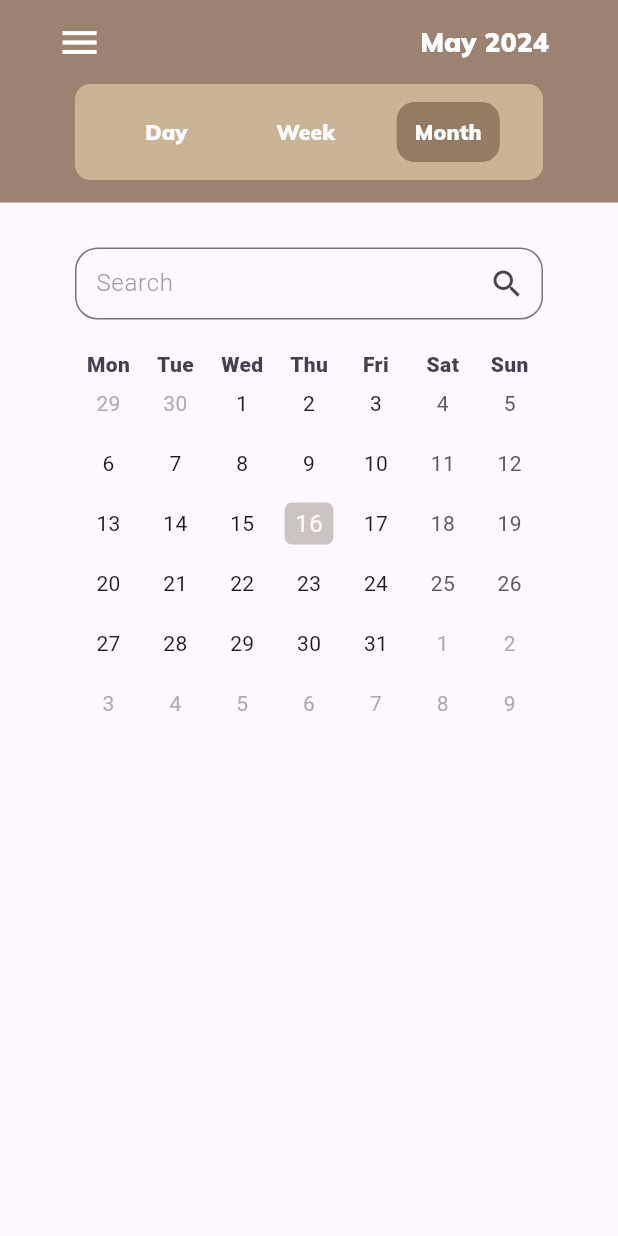
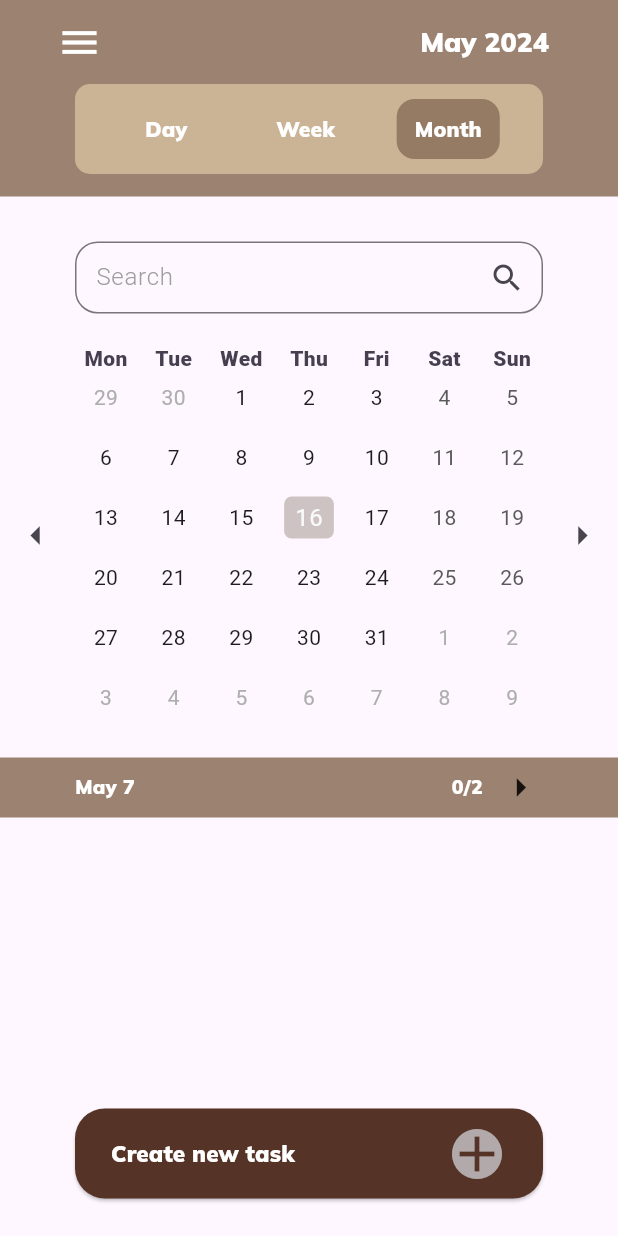
Before and after one commit to Polinaphlej02/calendar, a Flutter app: the screen it shows after launch, on a phone screen of 412 x 824 dp. Run offline on Flutter 3.47's test engine with Material 3 defaults, Android fonts, the phone set to English and light mode, and no system bars; drawn by our look-alikes of table_calendar; our stand-ins replace syncfusion_flutter_calendar.

Commit message:
floating action button

```diff
--- a/calendar_app/lib/static/colors.dart
+++ b/calendar_app/lib/static/colors.dart
@@ -4,4 +4,5 @@ class CalendarColors {
   static const Color mainBrown = Color.fromARGB(225, 143, 115, 94);
   static const Color lightBrown = Color.fromARGB(255, 203, 180, 149);
   static const Color darkBrown = Color.fromARGB(255, 85, 51, 39);
+  static const Color circleBrown = Color.fromARGB(225, 190, 186, 187);
 }
--- /dev/null
+++ b/calendar_app/lib/widgets/calendar_day.dart
@@ -0,0 +1,33 @@
+import 'package:flutter/material.dart';
+import 'package:syncfusion_flutter_calendar/calendar.dart';
+import 'package:table_calendar/table_calendar.dart';
+
+class CalendarWeek extends StatefulWidget {
+  const CalendarWeek({super.key});
+
+  @override
+  State<CalendarWeek> createState() => _CalendarWeekState();
+}
+
+class _CalendarWeekState extends State<CalendarWeek> {
+  TextStyle dayStyle = TextStyle(
+      color: Color.fromARGB(225, 46, 39, 57), fontWeight: FontWeight.w900);
+
+  DateTime _focusedDay = DateTime.now();
+  late DateTime _firstDay = DateTime.now().subtract(const Duration(days: 1000));
+  late DateTime _lastDay = DateTime.now().add(const Duration(days: 1000));
+
+
+
+  @override
+  Widget build(BuildContext context) {
+    return Padding(
+        padding: EdgeInsets.only(top: 20),
+        child:
+          Expanded(
+            child: SfCalendar(
+              view: CalendarView.month,
+            )),
+      );
+  }
+}
--- a/calendar_app/lib/widgets/calendar_month.dart
+++ b/calendar_app/lib/widgets/calendar_month.dart
@@ -1,5 +1,4 @@
 import 'package:flutter/material.dart';
-import 'package:flutter/widgets.dart';
 import 'package:table_calendar/table_calendar.dart';
 
 class CalendarMonth extends StatefulWidget {
@@ -11,38 +10,45 @@ class CalendarMonth extends StatefulWidget {
 
 class _CalendarMonthState extends State<CalendarMonth> {
   TextStyle dayStyle = TextStyle(
-    color: Color.fromARGB(225, 46, 39, 57),
-    fontWeight: FontWeight.w900
-    );
+      color: Color.fromARGB(225, 46, 39, 57), fontWeight: FontWeight.w900);
 
   DateTime _focusedDay = DateTime.now();
   late DateTime _firstDay = DateTime.now().subtract(const Duration(days: 1000));
   late DateTime _lastDay = DateTime.now().add(const Duration(days: 1000));
 
+
+
+
   @override
   Widget build(BuildContext context) {
     return Padding(
-      padding: EdgeInsets.only(left: 50, right: 50, top: 20),
-      child:  TableCalendar(
+        padding: EdgeInsets.only(top: 20, bottom: 20),
+        child: Row(
+          children: [
+          IconButton(onPressed: () => {}, icon: Icon(Icons.arrow_left,size: 30,)),
+          Expanded(
+            child: TableCalendar(
               focusedDay: _focusedDay,
               firstDay: _firstDay,
               lastDay: _lastDay,
               rowHeight: 40,
+              calendarFormat: CalendarFormat.month,
               daysOfWeekStyle: DaysOfWeekStyle(
                 weekdayStyle: dayStyle,
                 weekendStyle: dayStyle,
               ),
-        calendarStyle: CalendarStyle(
+              calendarStyle: const CalendarStyle(
                   todayDecoration: BoxDecoration(
                 color: Color.fromARGB(225, 199, 188, 186),
                 shape: BoxShape.rectangle,
                 borderRadius: BorderRadius.all(Radius.circular(5)),
-          )
-        ),
+              )),
               startingDayOfWeek: StartingDayOfWeek.monday,
               sixWeekMonthsEnforced: true,
               headerVisible: false,
             ),
-);
+          ),
+          IconButton(onPressed: (){}, icon: Icon(Icons.arrow_right,size: 30,)),
+        ]));
   }
 }
--- /dev/null
+++ b/calendar_app/lib/widgets/line_widget.dart
@@ -0,0 +1,36 @@
+import 'package:calendar_app/static/colors.dart';
+import 'package:flutter/material.dart';
+
+class LineWidget extends StatefulWidget {
+  const LineWidget({super.key});
+
+  @override
+  State<LineWidget> createState() => _MyWidgetState();
+}
+
+class _MyWidgetState extends State<LineWidget> {
+  static const TextStyle lineTextStyle = TextStyle(
+    fontFamily: "Mulish-VariableFont_wght",
+    fontWeight: FontWeight.w900,
+    fontSize: 13,
+    color: Colors.white,
+  );
+
+  @override
+  Widget build(BuildContext context) {
+    return Container(
+      color: CalendarColors.mainBrown,
+      child: const Padding(
+        padding: EdgeInsets.symmetric(horizontal: 50, vertical: 5),
+        child:Row(
+        children: [
+        Expanded(child: Text("May 7", style: lineTextStyle,)),
+        Text("0/2", style: lineTextStyle,),
+        SizedBox(
+          width: 10,
+        ),
+        Icon(Icons.arrow_right,size: 30,),
+      ],),
+    ));
+  }
+}
--- a/calendar_app/lib/widgets/screen_widget.dart
+++ b/calendar_app/lib/widgets/screen_widget.dart
@@ -1,7 +1,9 @@
 import 'package:calendar_app/static/colors.dart';
 import 'package:calendar_app/widgets/calendar_month.dart';
+import 'package:calendar_app/widgets/line_widget.dart';
 import 'package:calendar_app/widgets/switcher_widget.dart';
 import 'package:flutter/material.dart';
+import 'package:flutter/widgets.dart';
 
 import 'textField_widget.dart';
 
@@ -14,32 +16,78 @@ class ScreenWidget extends StatelessWidget {
       appBar: AppBar(
         title: const Align(
             alignment: Alignment.centerRight,
-          child:
-          Padding(
-            padding:EdgeInsets.only(right: 30),
-            child:Text("May 2024", style: TextStyle(
+            child: Padding(
+              padding: EdgeInsets.only(right: 30),
+              child: Text(
+                "May 2024",
+                style: TextStyle(
                   fontFamily: "Mulish-VariableFont_wght",
                   fontWeight: FontWeight.w900,
                   fontSize: 18,
                   color: Colors.white,
                 ),
-        ),)
               ),
+            )),
         backgroundColor: CalendarColors.mainBrown,
         leading: Padding(
-            padding:EdgeInsets.only(left: 30),
-            child:IconButton
-          (onPressed: (){},
-          icon: const Icon(Icons.menu, color: Colors.white, size: 30,),
-          )
-      ),),
-      body: Column(
+            padding: EdgeInsets.only(left: 30),
+            child: IconButton(
+              onPressed: () {},
+              icon: const Icon(
+                Icons.menu,
+                color: Colors.white,
+                size: 30,
+              ),
+            )),
+      ),
+      body: const Column(
         children: [
           SwitcherWidget(),
           TextFieldWidget(),
           CalendarMonth(),
+          LineWidget(),
         ],
       ),
+      floatingActionButton: Padding(
+        padding: EdgeInsets.symmetric(horizontal: 50, vertical: 25),
+        child: ElevatedButton(
+          style: ElevatedButton.styleFrom(
+            backgroundColor: CalendarColors.darkBrown,
+            shape: RoundedRectangleBorder(
+                        borderRadius: BorderRadius.circular(20),
+                      ),
+          ),
+            child: const Padding(
+              padding: EdgeInsets.symmetric(vertical: 10),
+              child: Row(
+                children: [
+                  Expanded(
+                      child: Text("Create new task",
+                          style: TextStyle(
+                            fontFamily: "Mulish-VariableFont_wght",
+                            fontWeight: FontWeight.w900,
+                            fontSize: 15,
+                            color: Colors.white,
+                          ))),
+                          Stack(children: [
+                            Icon(
+                            Icons.circle,
+                            color: CalendarColors.circleBrown,
+                            size: 40,
+                          ),
+                             Icon(
+                            Icons.add,
+                            color: CalendarColors.darkBrown,
+                            size: 40,
+                             )
+                          ])
+                ],
+              ),
+            ),
+          onPressed: () {},
+        ),
+      ),
+      floatingActionButtonLocation: FloatingActionButtonLocation.centerDocked,
     );
   }
 }
--- a/calendar_app/lib/widgets/switcher_widget.dart
+++ b/calendar_app/lib/widgets/switcher_widget.dart
@@ -9,7 +9,7 @@ class SwitcherWidget extends StatefulWidget {
 }
 
 class _SwitcherWidgetState extends State<SwitcherWidget> {
-  static const TextStyle switcher_text_style = TextStyle(
+  static const TextStyle switcherTextStyle = TextStyle(
     fontFamily: "Mulish-VariableFont_wght",
     fontWeight: FontWeight.w900,
     fontSize: 14,
@@ -41,7 +41,7 @@ class _SwitcherWidgetState extends State<SwitcherWidget> {
       child: Padding(
         padding: const EdgeInsets.only(left: 50, right: 50, bottom: 15),
         child: Container(
-            padding: const EdgeInsets.only(top: 8, bottom: 8),
+            padding: const EdgeInsets.only(top: 6, bottom: 6),
             decoration: const BoxDecoration(
               borderRadius: BorderRadius.all(Radius.circular(10)),
               color: CalendarColors.lightBrown,
@@ -58,7 +58,7 @@ class _SwitcherWidgetState extends State<SwitcherWidget> {
                         borderRadius: BorderRadius.circular(12),
                       ),
                     ),
-                    child: Text(name, style: switcher_text_style),
+                    child: Text(name, style: switcherTextStyle),
                   ),
               ],
             )),
--- a/calendar_app/pubspec.yaml
+++ b/calendar_app/pubspec.yaml
@@ -34,9 +34,10 @@ dependencies:
 
   # The following adds the Cupertino Icons font to your application.
   # Use with the CupertinoIcons class for iOS style icons.
-  cupertino_icons: ^1.0.6
+
+  syncfusion_flutter_calendar: ^25.2.4
   table_calendar: ^3.1.1
-  calendar_view: ^1.2.0
+
 
 dev_dependencies:
   flutter_test:
```
Also changed, not shown: calendar_app/pubspec.lock. Lines whose indentation alone changed are shown as unchanged.
